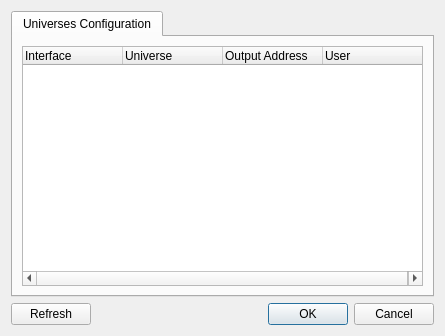
Old version of the form plugins/hue/configurehue.ui in the repository gilbsfr24/qlcplus.
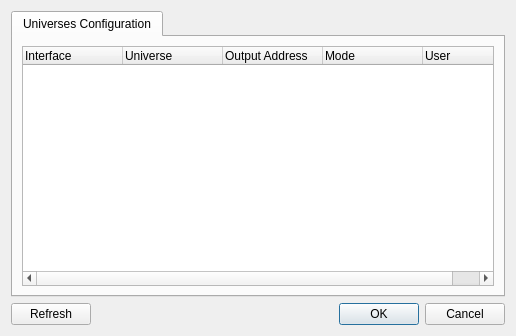
New version of the form. Icons and pictures are not drawn.

```diff
--- a/plugins/hue/configurehue.ui
+++ b/plugins/hue/configurehue.ui
@@ -25,7 +25,7 @@
    <rect>
     <x>0</x>
     <y>0</y>
-    <width>445</width>
+    <width>516</width>
     <height>336</height>
    </rect>
   </property>
@@ -84,6 +84,11 @@
            <string>Output Address</string>
           </property>
          </column>
+         <column>
+          <property name="text">
+           <string>Mode</string>
+          </property>
+         </column>
          <column>
           <property name="text">
            <string>User</string>
```
Left out of the diff: 7 changed lines with no effect on the pictures.
